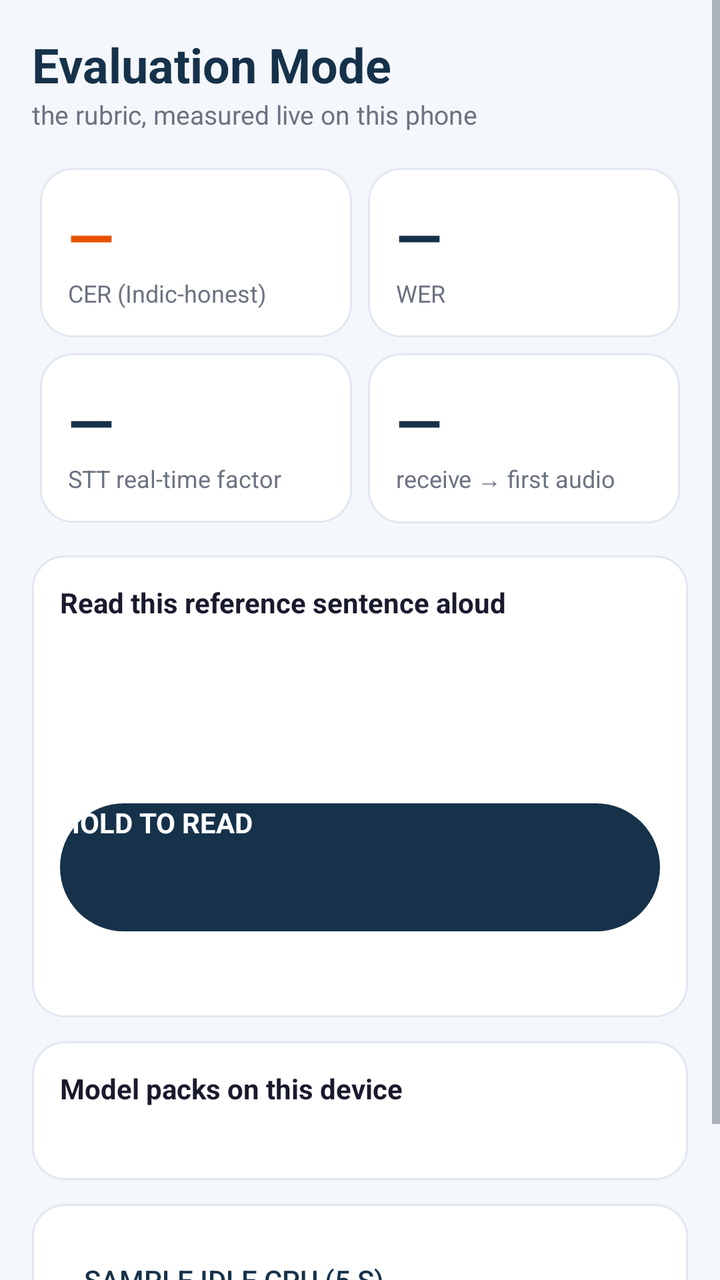
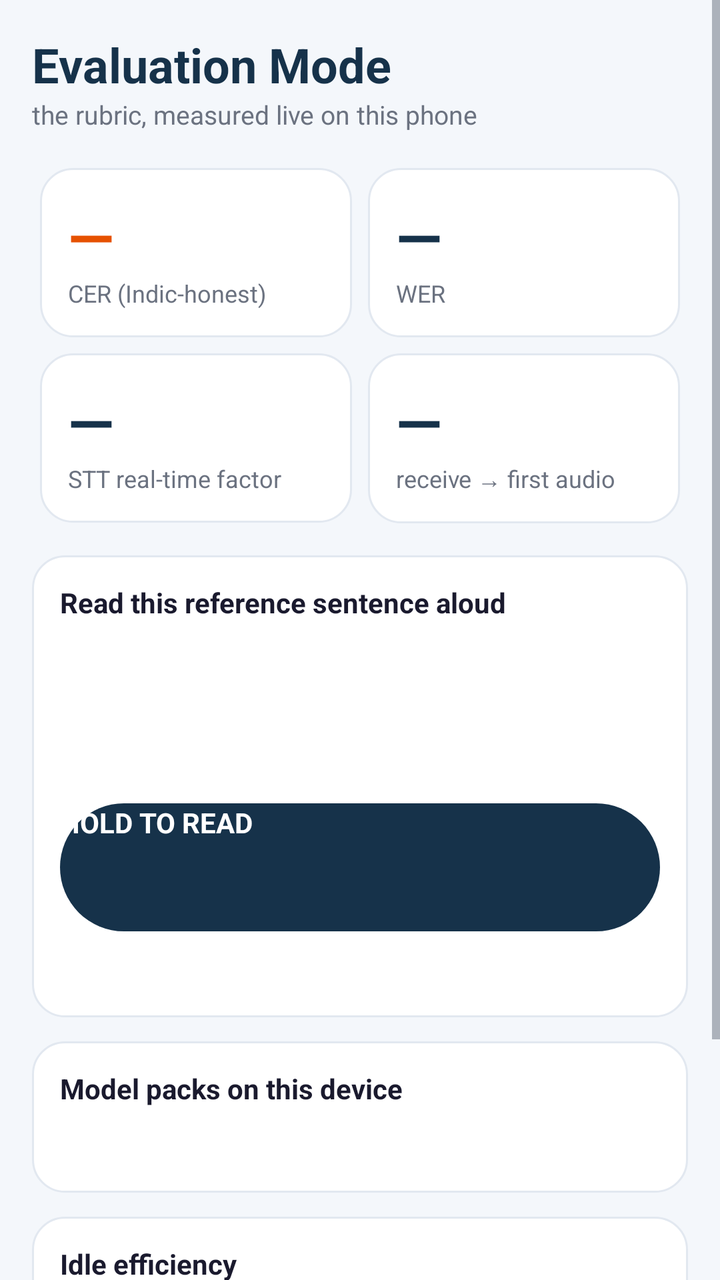

Before-and-after screenshots of an Android layout around one commit, followed by the original layout XML and the change that was made.
<!-- AndroidManifest.xml: application theme Theme.ITantra -->
<!-- res/layout/activity_eval.xml -->
<?xml version="1.0" encoding="utf-8"?>
<ScrollView xmlns:android="http://schemas.android.com/apk/res/android"
    android:layout_width="match_parent"
    android:layout_height="match_parent"
    android:background="@color/ground">
<LinearLayout
    android:orientation="vertical"
    android:layout_width="match_parent"
    android:layout_height="wrap_content"
    android:padding="16dp">

    <TextView
        android:layout_width="match_parent"
        android:layout_height="wrap_content"
        android:text="@string/eval_title"
        android:textSize="24sp"
        android:textStyle="bold"
        android:textColor="@color/navy" />
    <TextView
        android:layout_width="match_parent"
        android:layout_height="wrap_content"
        android:text="@string/eval_subtitle"
        android:textSize="13sp"
        android:textColor="@color/textSecondary" />

    <GridLayout
        android:layout_width="match_parent"
        android:layout_height="wrap_content"
        android:layout_marginTop="14dp"
        android:columnCount="2"
        android:useDefaultMargins="true">
        <LinearLayout android:orientation="vertical" android:layout_columnWeight="1" android:layout_width="0dp" android:background="@drawable/card_bg" android:padding="14dp">
            <TextView android:id="@+id/cerVal" android:layout_width="wrap_content" android:layout_height="wrap_content" android:text="—" android:textSize="30sp" android:textStyle="bold" android:textColor="@color/orange"/>
            <TextView android:layout_width="wrap_content" android:layout_height="wrap_content" android:text="@string/stat_cer" android:textSize="12sp" android:textColor="@color/textSecondary"/>
        </LinearLayout>
        <LinearLayout android:orientation="vertical" android:layout_columnWeight="1" android:layout_width="0dp" android:background="@drawable/card_bg" android:padding="14dp">
            <TextView android:id="@+id/werVal" android:layout_width="wrap_content" android:layout_height="wrap_content" android:text="—" android:textSize="30sp" android:textStyle="bold" android:textColor="@color/navy"/>
            <TextView android:layout_width="wrap_content" android:layout_height="wrap_content" android:text="@string/stat_wer" android:textSize="12sp" android:textColor="@color/textSecondary"/>
        </LinearLayout>
        <LinearLayout android:orientation="vertical" android:layout_columnWeight="1" android:layout_width="0dp" android:background="@drawable/card_bg" android:padding="14dp">
            <TextView android:id="@+id/rtfVal" android:layout_width="wrap_content" android:layout_height="wrap_content" android:text="—" android:textSize="30sp" android:textStyle="bold" android:textColor="@color/navy"/>
            <TextView android:layout_width="wrap_content" android:layout_height="wrap_content" android:text="@string/stat_rtf" android:textSize="12sp" android:textColor="@color/textSecondary"/>
        </LinearLayout>
        <LinearLayout android:orientation="vertical" android:layout_columnWeight="1" android:layout_width="0dp" android:background="@drawable/card_bg" android:padding="14dp">
            <TextView android:id="@+id/ttsVal" android:layout_width="wrap_content" android:layout_height="wrap_content" android:text="—" android:textSize="30sp" android:textStyle="bold" android:textColor="@color/navy"/>
            <TextView android:layout_width="wrap_content" android:layout_height="wrap_content" android:text="@string/stat_tts" android:textSize="12sp" android:textColor="@color/textSecondary"/>
        </LinearLayout>
    </GridLayout>

    <LinearLayout
        android:orientation="vertical"
        android:layout_width="match_parent"
        android:layout_height="wrap_content"
        android:layout_marginTop="12dp"
        android:background="@drawable/card_bg"
        android:padding="14dp">
        <TextView
            android:layout_width="match_parent"
            android:layout_height="wrap_content"
            android:text="@string/eval_read_this"
            android:textStyle="bold"
            android:textColor="@color/textPrimary" />
        <Spinner
            android:id="@+id/evalLang"
            android:layout_width="match_parent"
            android:layout_height="44dp" />
        <TextView
            android:id="@+id/refSentence"
            android:layout_width="match_parent"
            android:layout_height="wrap_content"
            android:textSize="20sp"
            android:textColor="@color/textPrimary"
            android:paddingTop="8dp"
            android:paddingBottom="12dp" />
        <Button
            android:id="@+id/readPtt"
            android:layout_width="match_parent"
            android:layout_height="64dp"
            android:background="@drawable/pill_button"
            android:stateListAnimator="@null"
            android:text="@string/eval_hold_to_read"
            android:textColor="#FFFFFF"
            android:textStyle="bold" />
        <TextView
            android:id="@+id/evalResult"
            android:layout_width="match_parent"
            android:layout_height="wrap_content"
            android:layout_marginTop="10dp"
            android:textSize="14sp"
            android:textColor="@color/textSecondary" />
    </LinearLayout>

    <LinearLayout
        android:orientation="vertical"
        android:layout_width="match_parent"
        android:layout_height="wrap_content"
        android:layout_marginTop="12dp"
        android:background="@drawable/card_bg"
        android:padding="14dp">
        <TextView
            android:layout_width="match_parent"
            android:layout_height="wrap_content"
            android:text="@string/eval_packs_title"
            android:textStyle="bold"
            android:textColor="@color/textPrimary" />
        <TextView
            android:id="@+id/packStatus"
            android:layout_width="match_parent"
            android:layout_height="wrap_content"
            android:layout_marginTop="6dp"
            android:typeface="monospace"
            android:textSize="12sp"
            android:textColor="@color/textPrimary" />
    </LinearLayout>

    <LinearLayout
        android:orientation="vertical"
        android:layout_width="match_parent"
        android:layout_height="wrap_content"
        android:layout_marginTop="12dp"
        android:layout_marginBottom="16dp"
        android:background="@drawable/card_bg"
        android:padding="14dp">
        <Button
            android:id="@+id/cpuSample"
            style="?android:attr/borderlessButtonStyle"
            android:layout_width="wrap_content"
            android:layout_height="wrap_content"
            android:text="@string/eval_cpu_button"
            android:textColor="@color/navy" />
        <TextView
            android:id="@+id/cpuStatus"
            android:layout_width="match_parent"
            android:layout_height="wrap_content"
            android:textColor="@color/textPrimary" />
    </LinearLayout>
</LinearLayout>
</ScrollView>
<!-- resources referenced by this layout -->
<resources>
  <color name="ground">#F4F7FB</color>
  <color name="navy">#16324A</color>
  <color name="orange">#E65100</color>
  <color name="textPrimary">#1A1A2E</color>
  <color name="textSecondary">#6B7280</color>
  <!-- drawable card_bg (drawable) -->
  <?xml version="1.0" encoding="utf-8"?>
  <shape xmlns:android="http://schemas.android.com/apk/res/android">
      <solid android:color="@color/card"/>
      <corners android:radius="16dp"/>
      <stroke android:width="1dp" android:color="@color/stroke"/>
  </shape>
  <!-- drawable pill_button (drawable) -->
  <?xml version="1.0" encoding="utf-8"?>
  <selector xmlns:android="http://schemas.android.com/apk/res/android">
      <item android:state_pressed="true">
          <shape android:shape="rectangle">
              <solid android:color="@color/orange"/>
              <corners android:radius="32dp"/>
          </shape>
      </item>
      <item>
          <shape android:shape="rectangle">
              <solid android:color="@color/navy"/>
              <corners android:radius="32dp"/>
          </shape>
      </item>
  </selector>
  <string name="eval_cpu_button">SAMPLE IDLE CPU (5 s)</string>
  <string name="eval_hold_to_read">HOLD TO READ</string>
  <string name="eval_packs_title">Model packs on this device</string>
  <string name="eval_read_this">Read this reference sentence aloud</string>
  <string name="eval_subtitle">the rubric, measured live on this phone</string>
  <string name="eval_title">Evaluation Mode</string>
  <string name="stat_cer">CER (Indic-honest)</string>
  <string name="stat_rtf">STT real-time factor</string>
  <string name="stat_tts">receive → first audio</string>
  <string name="stat_wer">WER</string>
  <style name="Theme.ITantra" parent="android:Theme.Material.Light.NoActionBar">
          <item name="android:windowBackground">@color/ground</item>
          <item name="android:colorAccent">@color/orange</item>
          <item name="android:textColorPrimary">@color/textPrimary</item>
          <item name="android:textColorSecondary">@color/textSecondary</item>
          <item name="android:statusBarColor">@color/ground</item>
          <item name="android:windowLightStatusBar">true</item>
      </style>
  <color name="card">#FFFFFF</color>
  <color name="stroke">#E2E8F0</color>
</resources>

<!-- the commit's change to res/layout/activity_eval.xml (unified diff, before → after) -->
@@ -103,14 +103,19 @@
             android:text="@string/eval_packs_title"
             android:textStyle="bold"
             android:textColor="@color/textPrimary" />
+        <LinearLayout
+            android:id="@+id/packRows"
+            android:orientation="vertical"
+            android:layout_width="match_parent"
+            android:layout_height="wrap_content"
+            android:layout_marginTop="4dp" />
         <TextView
             android:id="@+id/packStatus"
             android:layout_width="match_parent"
             android:layout_height="wrap_content"
-            android:layout_marginTop="6dp"
-            android:typeface="monospace"
-            android:textSize="12sp"
-            android:textColor="@color/textPrimary" />
+            android:layout_marginTop="10dp"
+            android:textSize="11sp"
+            android:textColor="@color/textSecondary" />
     </LinearLayout>
 
     <LinearLayout
@@ -118,20 +123,30 @@
         android:layout_width="match_parent"
         android:layout_height="wrap_content"
         android:layout_marginTop="12dp"
-        android:layout_marginBottom="16dp"
+        android:layout_marginBottom="32dp"
         android:background="@drawable/card_bg"
         android:padding="14dp">
+        <TextView
+            android:layout_width="match_parent"
+            android:layout_height="wrap_content"
+            android:text="@string/eval_cpu_title"
+            android:textStyle="bold"
+            android:textColor="@color/textPrimary" />
         <Button
             android:id="@+id/cpuSample"
-            style="?android:attr/borderlessButtonStyle"
-            android:layout_width="wrap_content"
-            android:layout_height="wrap_content"
+            android:layout_width="match_parent"
+            android:layout_height="48dp"
+            android:layout_marginTop="10dp"
+            android:background="@drawable/pill_button"
+            android:stateListAnimator="@null"
             android:text="@string/eval_cpu_button"
-            android:textColor="@color/navy" />
+            android:textColor="#FFFFFF"
+            android:textStyle="bold" />
         <TextView
             android:id="@+id/cpuStatus"
             android:layout_width="match_parent"
             android:layout_height="wrap_content"
+            android:layout_marginTop="8dp"
             android:textColor="@color/textPrimary" />
     </LinearLayout>
 </LinearLayout>
<!-- resource entries referenced after the edit -->
@@ -29,6 +29,7 @@
       </item>
   </selector>
   <string name="eval_cpu_button">SAMPLE IDLE CPU (5 s)</string>
+  <string name="eval_cpu_title">Idle efficiency</string>
   <string name="eval_hold_to_read">HOLD TO READ</string>
   <string name="eval_packs_title">Model packs on this device</string>
   <string name="eval_read_this">Read this reference sentence aloud</string>
